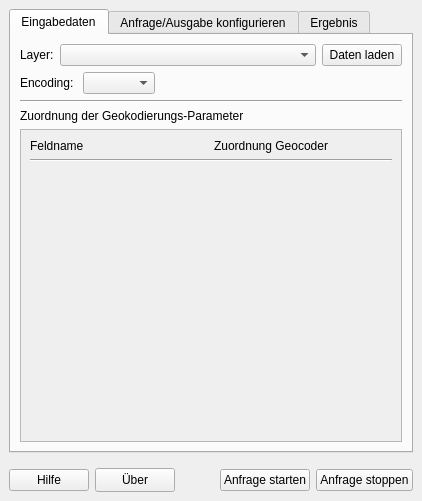
Before: the Qt Designer form interface/ui/main_dockwidget.ui in de-bkg/qgis-geocoder, drawn with Qt 5.
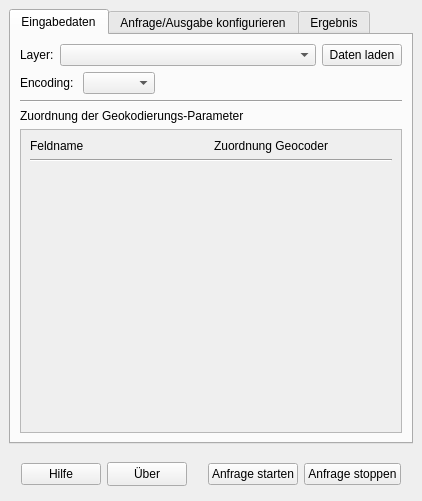
After: the same form once the commit is applied. Icons and pictures are not drawn. Custom widgets are drawn as their Qt base class.

Commit message: merged inspect and reverse dialogs, use radio buttons and preview layer in inspect dialog instead of plain table; layer-wise field map cache

```diff
--- a/interface/ui/main_dockwidget.ui
+++ b/interface/ui/main_dockwidget.ui
@@ -279,7 +279,7 @@
                 <x>0</x>
                 <y>0</y>
                 <width>350</width>
-                <height>290</height>
+                <height>282</height>
                </rect>
               </property>
               <layout class="QVBoxLayout" name="verticalLayout_6">
@@ -1018,8 +1018,17 @@
       <property name="spacing">
        <number>6</number>
       </property>
+      <property name="leftMargin">
+       <number>12</number>
+      </property>
       <property name="topMargin">
-       <number>9</number>
+       <number>12</number>
+      </property>
+      <property name="rightMargin">
+       <number>12</number>
+      </property>
+      <property name="bottomMargin">
+       <number>6</number>
       </property>
       <item>
        <widget class="QPushButton" name="help_button">
```
The commit also changes 4 other files.
